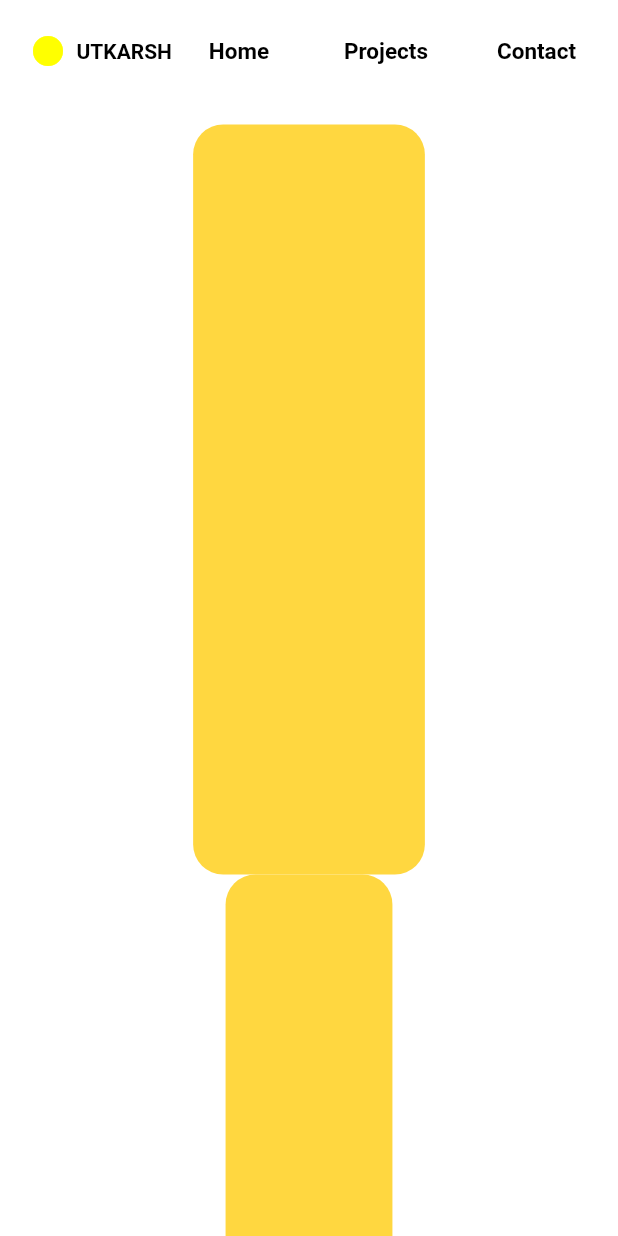
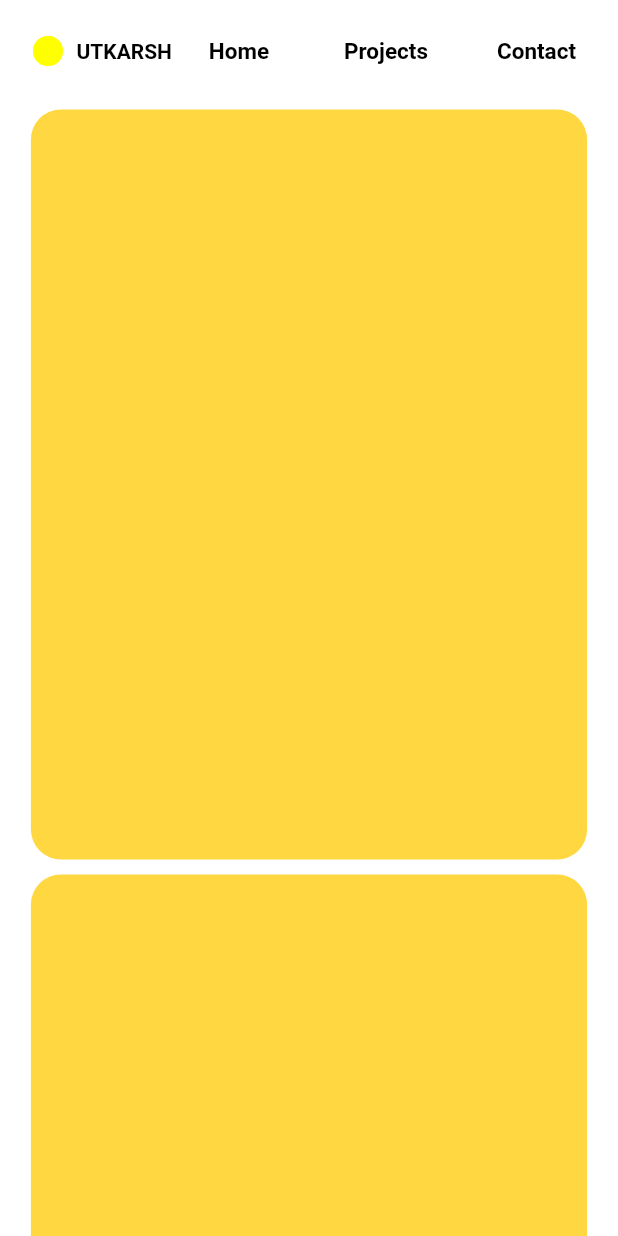
Before and after one commit to Utkarsh4517/PortfolioNew, a Flutter app: the HomePage screen opened directly, on a phone screen of 412 x 824 dp. Run offline on Flutter 3.47's test engine with Material 2 defaults, Android fonts, the phone set to English and light mode, and no system bars; our stand-ins replace google_fonts; Roboto replaces fonts that are missing (Chivo).

Commit message:
removed responsive_framework, made container responsive

```diff
--- a/lib/pages/homepage.dart
+++ b/lib/pages/homepage.dart
@@ -3,13 +3,13 @@ import 'package:google_fonts/google_fonts.dart';
 import 'package:newportfolio/widgets/introcontainer.dart';
 import 'package:newportfolio/widgets/profilecontainer.dart';
 import 'package:newportfolio/widgets/textbutton.dart';
-import 'package:responsive_framework/responsive_framework.dart';
 
 class HomePage extends StatelessWidget {
   const HomePage({super.key});
 
   @override
   Widget build(BuildContext context) {
+    double screenWidth = MediaQuery.of(context).size.width;
     return Scaffold(
       backgroundColor: Colors.white,
       body: SingleChildScrollView(
@@ -70,26 +70,28 @@ class HomePage extends StatelessWidget {
                     const SizedBox(
                       height: 15,
                     ),
-                    ResponsiveRowColumn(
-                      rowMainAxisAlignment: MainAxisAlignment.center,
-                      rowPadding: const EdgeInsets.all(10),
-                      columnPadding: const EdgeInsets.all(10),
-                      layout:
-                          ResponsiveBreakpoints.of(context).smallerThan(DESKTOP)
-                              ? ResponsiveRowColumnType.COLUMN
-                              : ResponsiveRowColumnType.ROW,
-                      children: const [
-                        ResponsiveRowColumnItem(
-                          columnOrder: 1,
-                          child: IntroContainer(),
-                        ),
-                        ResponsiveRowColumnItem(child: SizedBox(height: 10,width: 10,)),
-                        ResponsiveRowColumnItem(
-                          columnOrder: 1,
-                          child: ProfileContainer(),
-                        ),
-                      ],
-                    ),
+                    LayoutBuilder(
+                      builder:
+                          (BuildContext context, BoxConstraints constraints) {
+                        if (constraints.maxWidth < 600) {
+                          return Column(
+                            children: const [
+                              IntroContainer(),
+                              SizedBox(height: 10,),
+                              ProfileContainer(),
+                            ],
+                          );
+                        } else {
+                          return Row(
+                            children: const [
+                              IntroContainer(),
+                              SizedBox(width: 10,),
+                              ProfileContainer(),
+                            ],
+                          );
+                        }
+                      },
+                    )
                   ],
                 ),
               ],
--- a/lib/widgets/introcontainer.dart
+++ b/lib/widgets/introcontainer.dart
@@ -6,16 +6,22 @@ class IntroContainer extends StatelessWidget {
   @override
   Widget build(BuildContext context) {
     double screenWidth = MediaQuery.of(context).size.width;
-    double minWidth = 500;
-
-    return Expanded(
+    return screenWidth > 600
+        ? Expanded(
             child: Container(
-        //constraints: BoxConstraints(minWidth: minWidth),
               width: MediaQuery.of(context).size.width * 0.375,
               height: 500,
               decoration: BoxDecoration(
-            color: Colors.amberAccent, borderRadius: BorderRadius.circular(20)),
+                  color: Colors.amberAccent,
+                  borderRadius: BorderRadius.circular(20)),
             ),
+          )
+        : Container(
+            width: MediaQuery.of(context).size.width * 0.9,
+            height: 500,
+            decoration: BoxDecoration(
+                color: Colors.amberAccent,
+                borderRadius: BorderRadius.circular(20)),
           );
   }
 }
--- a/lib/widgets/profilecontainer.dart
+++ b/lib/widgets/profilecontainer.dart
@@ -6,8 +6,13 @@ class ProfileContainer extends StatelessWidget {
   @override
   Widget build(BuildContext context) {
     double screenWidth = MediaQuery.of(context).size.width;
-    return Container(
+    return screenWidth > 600? Container(
       width: screenWidth < 1200? MediaQuery.of(context).size.width * 0.27 : 330,
+      height: 500,
+      decoration: BoxDecoration(
+          color: Colors.amberAccent, borderRadius: BorderRadius.circular(20)),
+    ) : Container(
+      width: MediaQuery.of(context).size.width * 0.9,
       height: 500,
       decoration: BoxDecoration(
           color: Colors.amberAccent, borderRadius: BorderRadius.circular(20)),
--- a/pubspec.yaml
+++ b/pubspec.yaml
@@ -35,7 +35,6 @@ dependencies:
   # Use with the CupertinoIcons class for iOS style icons.
   cupertino_icons: ^1.0.2
   google_fonts: ^4.0.3
-  responsive_framework: ^0.2.0
 
 dev_dependencies:
   flutter_test:
```
Also changed, not shown: lib/main.dart (+2 -5 lines), lib/pages/testpage.dart (deleted, +0 -36 lines), pubspec.lock. Lines whose indentation alone changed are shown as unchanged.
